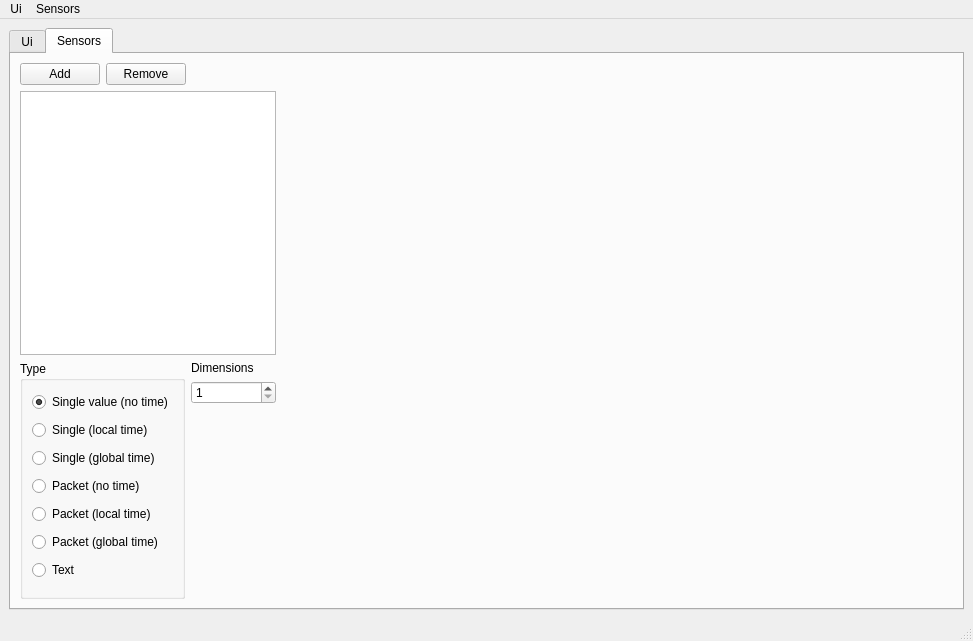
Old version of the form ArduinoRpcQtLibrary/ArduinoRpcUiGen/MainWindow.ui in the repository ooolms/wl_iot_framework.
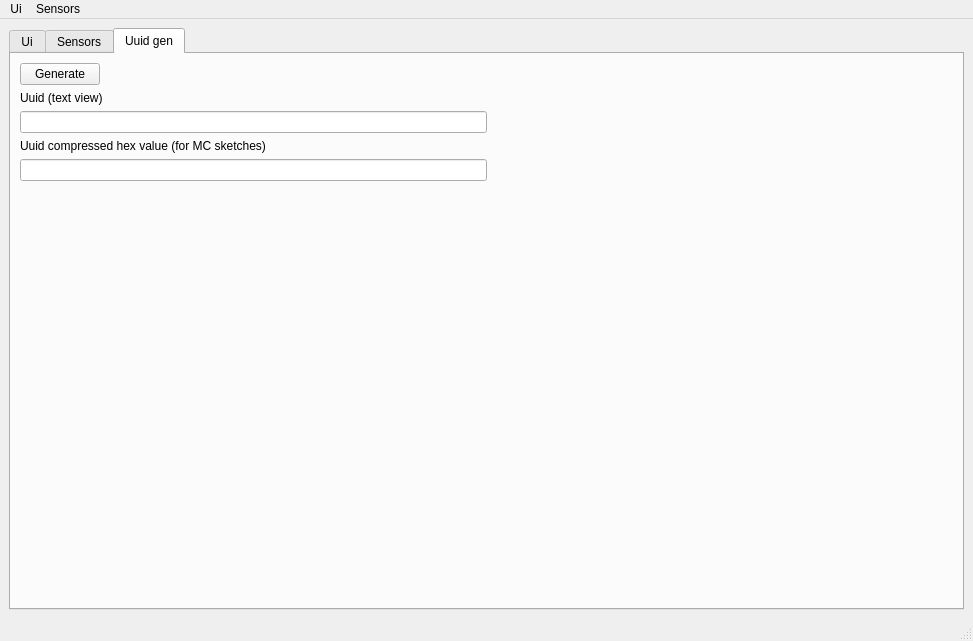
New version of the form.

Commit message: * sensors editing, uuid gen, new API

```diff
--- a/ArduinoRpcQtLibrary/ArduinoRpcUiGen/MainWindow.ui
+++ b/ArduinoRpcQtLibrary/ArduinoRpcUiGen/MainWindow.ui
@@ -27,7 +27,7 @@
     <item>
      <widget class="QTabWidget" name="tabWidget">
       <property name="currentIndex">
-       <number>1</number>
+       <number>2</number>
       </property>
       <widget class="QWidget" name="tab">
        <attribute name="title">
@@ -479,6 +479,123 @@
         </item>
        </layout>
       </widget>
+      <widget class="QWidget" name="tab_3">
+       <attribute name="title">
+        <string>Uuid gen</string>
+       </attribute>
+       <layout class="QGridLayout" name="gridLayout">
+        <item row="0" column="0">
+         <widget class="QWidget" name="widget_7" native="true">
+          <layout class="QVBoxLayout" name="verticalLayout_2">
+           <property name="leftMargin">
+            <number>0</number>
+           </property>
+           <property name="topMargin">
+            <number>0</number>
+           </property>
+           <property name="rightMargin">
+            <number>0</number>
+           </property>
+           <property name="bottomMargin">
+            <number>0</number>
+           </property>
+           <item>
+            <widget class="QWidget" name="widget_8" native="true">
+             <layout class="QHBoxLayout" name="horizontalLayout_2">
+              <property name="leftMargin">
+               <number>0</number>
+              </property>
+              <property name="topMargin">
+               <number>0</number>
+              </property>
+              <property name="rightMargin">
+               <number>0</number>
+              </property>
+              <property name="bottomMargin">
+               <number>0</number>
+              </property>
+              <item>
+               <widget class="QPushButton" name="uuidGenBtn">
+                <property name="text">
+                 <string>Generate</string>
+                </property>
+               </widget>
+              </item>
+              <item>
+               <spacer name="horizontalSpacer_5">
+                <property name="orientation">
+                 <enum>Qt::Horizontal</enum>
+                </property>
+                <property name="sizeHint" stdset="0">
+                 <size>
+                  <width>40</width>
+                  <height>20</height>
+                 </size>
+                </property>
+               </spacer>
+              </item>
+             </layout>
+            </widget>
+           </item>
+           <item>
+            <widget class="QLabel" name="label_2">
+             <property name="text">
+              <string>Uuid (text view)</string>
+             </property>
+            </widget>
+           </item>
+           <item>
+            <widget class="QLineEdit" name="uuidViewText">
+             <property name="readOnly">
+              <bool>true</bool>
+             </property>
+            </widget>
+           </item>
+           <item>
+            <widget class="QLabel" name="label_3">
+             <property name="text">
+              <string>Uuid compressed hex value (for MC sketches)</string>
+             </property>
+            </widget>
+           </item>
+           <item>
+            <widget class="QLineEdit" name="uuidCompressedHex">
+             <property name="readOnly">
+              <bool>true</bool>
+             </property>
+            </widget>
+           </item>
+          </layout>
+         </widget>
+        </item>
+        <item row="0" column="1">
+         <spacer name="horizontalSpacer_4">
+          <property name="orientation">
+           <enum>Qt::Horizontal</enum>
+          </property>
+          <property name="sizeHint" stdset="0">
+           <size>
+            <width>460</width>
+            <height>20</height>
+           </size>
+          </property>
+         </spacer>
+        </item>
+        <item row="1" column="0">
+         <spacer name="verticalSpacer_2">
+          <property name="orientation">
+           <enum>Qt::Vertical</enum>
+          </property>
+          <property name="sizeHint" stdset="0">
+           <size>
+            <width>20</width>
+            <height>402</height>
+           </size>
+          </property>
+         </spacer>
+        </item>
+       </layout>
+      </widget>
      </widget>
     </item>
    </layout>
```
Left out of the diff: 4 changed lines with no effect on the pictures. The commit also changes 6 other files.
